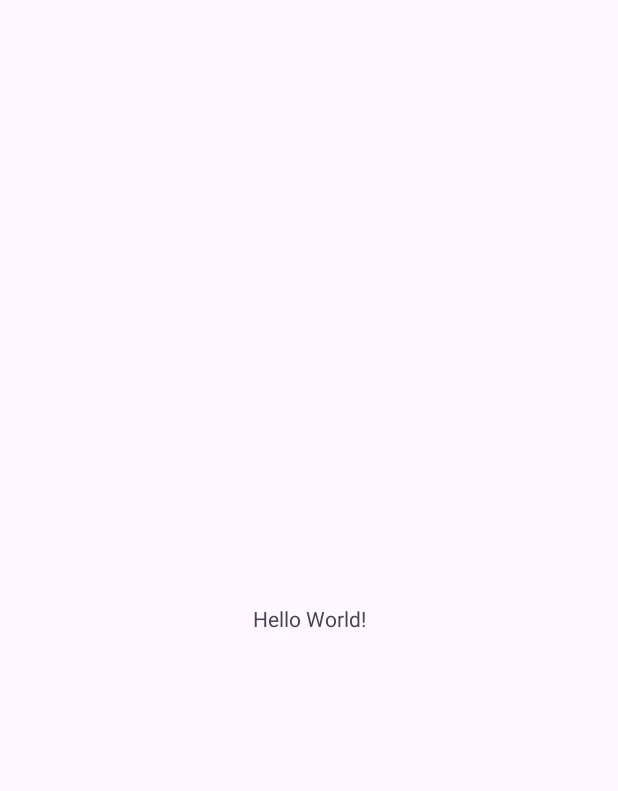
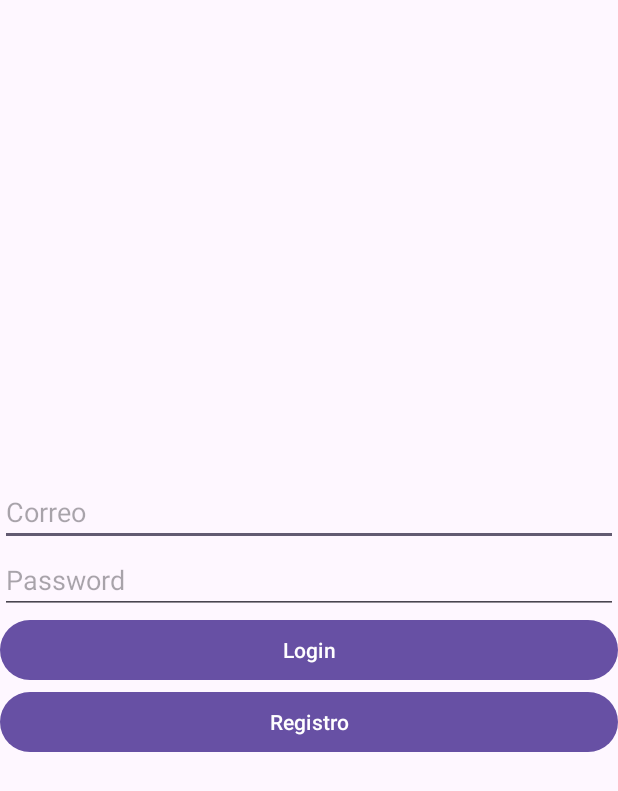
Before and after one commit to JordanZR/Sistema-Veterinaria, an Android app: the screen it shows after launch (MainActivity), on a phone screen of 412 x 824 dp. Before the commit the part shown is almost empty. Shown: the top 791 px of the screen. Run offline under Robolectric (Android 15) with nearby library versions, the phone set to English and light mode, and no system bars.

Commit message:
added login

```diff
--- a/VetSystem/app/src/main/java/com/example/vetsystem/MainActivity.kt
+++ b/VetSystem/app/src/main/java/com/example/vetsystem/MainActivity.kt
@@ -1,10 +1,16 @@
 package com.example.vetsystem
 
+import android.content.Intent
 import android.os.Bundle
+import android.util.Log
+import android.widget.Button
+import android.widget.EditText
+import android.widget.Toast
 import androidx.activity.enableEdgeToEdge
 import androidx.appcompat.app.AppCompatActivity
 import androidx.core.view.ViewCompat
 import androidx.core.view.WindowInsetsCompat
+import com.example.myapplication.DbHelper
 
 class MainActivity : AppCompatActivity() {
     override fun onCreate(savedInstanceState: Bundle?) {
@@ -16,5 +22,53 @@ class MainActivity : AppCompatActivity() {
             v.setPadding(systemBars.left, systemBars.top, systemBars.right, systemBars.bottom)
             insets
         }
+
+        try{
+            val dbHelper = DbHelper(this)
+            dbHelper.deleteDatabase(this)
+            val db = dbHelper.writableDatabase
+            val mensaje: String = if (db != null) {
+                "La base de datos se creó correctamente."
+            } else {
+                "Hubo un error al crear la base de datos."
+            }
+            Toast.makeText(this, mensaje, Toast.LENGTH_SHORT).show()
+            Log.d("MiApp",mensaje)
+
+            //INSERT DATA
+            val correoTest = "1234"
+            val passwordTest = "1234"
+            val result = dbHelper.insertDataUsuarios(correoTest, passwordTest)
+
+            if (result != -1L) {
+                Log.d("MiApp","Datos insertados correctamente.")
+            } else {
+                Log.d("MiApp","Error al insertar datos.")
+            }
+
+            val loginButton = findViewById<Button>(R.id.login)
+            val registroButton = findViewById<Button>(R.id.registro)
+            loginButton.setOnClickListener {
+                val inputCorreo = findViewById<EditText>(R.id.correo).text.toString()
+                val inputPassword = findViewById<EditText>(R.id.password).text.toString()
+                //val intent = Intent(this, ItemsActivity::class.java)
+                if(dbHelper.login(inputCorreo,inputPassword,this)){
+                    Toast.makeText(this,"Login exitoso", Toast.LENGTH_SHORT).show()
+                    //startActivity(intent)
+                }else{
+                    Toast.makeText(this,"Correo o password incorrectos", Toast.LENGTH_SHORT).show()
+                }
+            }
+            registroButton.setOnClickListener {
+                //val intent = Intent(this, RegistroActivity::class.java)
+                Log.d("MiApp", "Antes de iniciar RegistroActivity")
+                //startActivity(intent)
+                Log.d("MiApp", "Después de iniciar RegistroActivity")
+
+            }
+        }catch (e:Exception){
+            Log.d("MiApp",e.toString())
+        }
+
     }
 }
--- a/VetSystem/app/src/main/res/layout/activity_main.xml
+++ b/VetSystem/app/src/main/res/layout/activity_main.xml
@@ -1,19 +1,40 @@
 <?xml version="1.0" encoding="utf-8"?>
-<androidx.constraintlayout.widget.ConstraintLayout xmlns:android="http://schemas.android.com/apk/res/android"
-    xmlns:app="http://schemas.android.com/apk/res-auto"
-    xmlns:tools="http://schemas.android.com/tools"
-    android:id="@+id/main"
+<RelativeLayout xmlns:android="http://schemas.android.com/apk/res/android"
     android:layout_width="match_parent"
     android:layout_height="match_parent"
-    tools:context=".MainActivity">
+    android:padding="16dp"
+    android:id="@+id/main"
+    >
 
-    <TextView
-        android:layout_width="wrap_content"
+    <LinearLayout
+        android:layout_width="match_parent"
         android:layout_height="wrap_content"
-        android:text="Hello World!"
-        app:layout_constraintBottom_toBottomOf="parent"
-        app:layout_constraintEnd_toEndOf="parent"
-        app:layout_constraintStart_toStartOf="parent"
-        app:layout_constraintTop_toTopOf="parent" />
+        android:orientation="vertical"
+        android:layout_centerInParent="true">
 
-</androidx.constraintlayout.widget.ConstraintLayout>
+        <EditText
+            android:id="@+id/correo"
+            android:layout_width="match_parent"
+            android:layout_height="wrap_content"
+            android:hint="Correo"
+            android:inputType="text" />
+
+        <EditText
+            android:id="@+id/password"
+            android:layout_width="match_parent"
+            android:layout_height="wrap_content"
+            android:hint="Password"
+            android:inputType="textPassword" />
+
+        <Button
+            android:id="@+id/login"
+            android:layout_width="match_parent"
+            android:layout_height="wrap_content"
+            android:text="Login" />
+        <Button
+            android:id="@+id/registro"
+            android:layout_width="match_parent"
+            android:layout_height="wrap_content"
+            android:text="Registro" />
+    </LinearLayout>
+</RelativeLayout>
```
